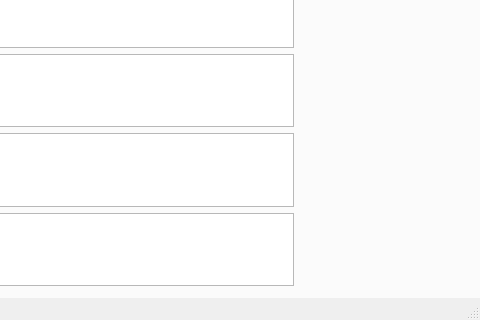
Old version of the form programmer_calculator/mainwindow.ui in the repository a2570944729/programmer_calculator; both pictures show x 199 to 679 and y 244 to 564 of the 679 by 564 pixel window.
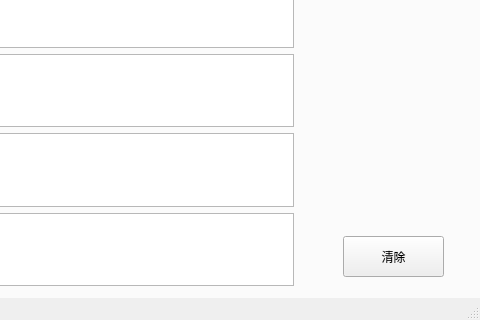
New version of the form. The open tabs and pages were chosen to show the change.

The edit to the form file:
```diff
--- a/programmer_calculator/mainwindow.ui
+++ b/programmer_calculator/mainwindow.ui
@@ -44,7 +44,13 @@
 }</string>
     </property>
     <property name="currentIndex">
-     <number>0</number>
+     <number>1</number>
+    </property>
+    <property name="iconSize">
+     <size>
+      <width>24</width>
+      <height>24</height>
+     </size>
     </property>
     <widget class="QWidget" name="tab_string_tool">
      <attribute name="title">
@@ -408,6 +414,19 @@
        </property>
       </widget>
      </widget>
+     <widget class="QPushButton" name="clear_all_page2">
+      <property name="geometry">
+       <rect>
+        <x>540</x>
+        <y>440</y>
+        <width>101</width>
+        <height>41</height>
+       </rect>
+      </property>
+      <property name="text">
+       <string>清除</string>
+      </property>
+     </widget>
     </widget>
     <widget class="QWidget" name="tab_instruction">
      <attribute name="title">
```
Left out of the diff: 39 changed lines with no effect on the pictures.
